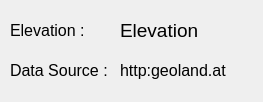
maegger/AustrianElevation, file AustrianElevation_dialog_base.ui: the form before one commit.
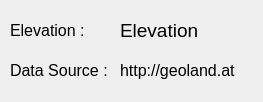
The form after the commit.

Diff of the .ui file:
```diff
--- a/AustrianElevation_dialog_base.ui
+++ b/AustrianElevation_dialog_base.ui
@@ -82,7 +82,7 @@
     </font>
    </property>
    <property name="text">
-    <string>http:geoland.at</string>
+    <string>http://geoland.at</string>
    </property>
   </widget>
  </widget>
```
